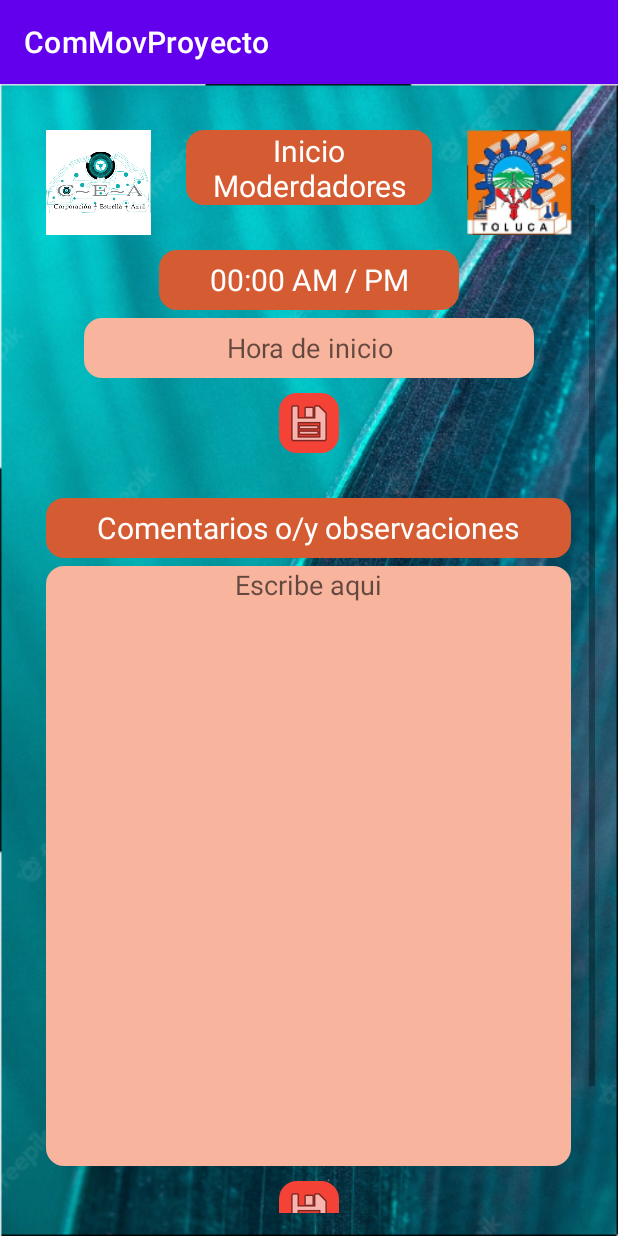
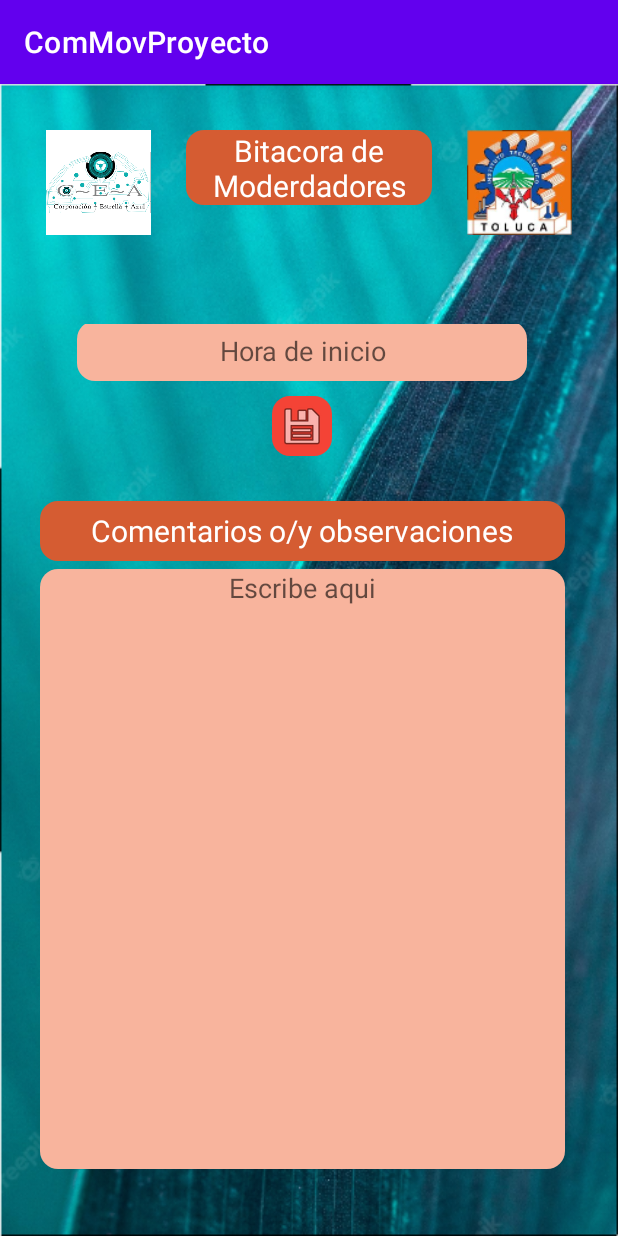
Before and after one commit to edwin-wq/ComMovProyecto, an Android app: the ModeradoresBitacoraActivity screen opened directly, with no data from a screen before it, on a phone screen of 412 x 824 dp. Run offline under Robolectric (Android 15) with nearby library versions, the phone set to English and light mode, and no system bars.

```diff
--- a/app/src/main/java/com/example/commovproyecto/ConsultarModeradoresActivity.java
+++ b/app/src/main/java/com/example/commovproyecto/ConsultarModeradoresActivity.java
@@ -21,6 +21,10 @@ public class ConsultarModeradoresActivity extends AppCompatActivity implements V
 
     }
 
+
+
+
+
     @Override
     public void onClick(View view) {
         switch (view.getId()){
--- a/app/src/main/java/com/example/commovproyecto/MainActivity.java
+++ b/app/src/main/java/com/example/commovproyecto/MainActivity.java
@@ -46,7 +46,7 @@ public class MainActivity extends AppCompatActivity implements View.OnClickListe
                 }
                 break;
             case R.id.buttonIniciarModeradores:
-                startActivity(new Intent(MainActivity.this, AltasModeradoresActivity.class));
+                startActivity(new Intent(MainActivity.this, LoginModeradoresActivity.class));
                 finish();
                 //startActivity(new Intent(MainActivity.this, MnModeradoresActivity.class));
 
--- a/app/src/main/res/layout/activity_consultar_moderadores.xml
+++ b/app/src/main/res/layout/activity_consultar_moderadores.xml
@@ -80,5 +80,5 @@
         app:layout_constraintHorizontal_bias="0.498"
         app:layout_constraintStart_toStartOf="parent"
         tools:ignore="ImageContrastCheck"
-        tools:srcCompat="@android:drawable/ic_menu_revert" />
+        app:srcCompat="@android:drawable/ic_menu_revert" />
 </androidx.constraintlayout.widget.ConstraintLayout>
--- a/app/src/main/res/layout/activity_moderadores_bitacora.xml
+++ b/app/src/main/res/layout/activity_moderadores_bitacora.xml
@@ -36,7 +36,7 @@
         android:layout_marginTop="15dp"
         android:background="@drawable/text_style"
         android:gravity="center"
-        android:text="Inicio Moderdadores"
+        android:text="Bitacora de Moderdadores"
         android:textColor="@color/white"
         android:textSize="20dp"
         app:layout_constraintEnd_toStartOf="@+id/imageViewlogtec"
@@ -45,11 +45,17 @@
 
     <ScrollView
         android:id="@+id/scrollView3"
-        android:layout_width="match_parent"
-        android:layout_height="wrap_content"
+        android:layout_width="483dp"
+        android:layout_height="563dp"
+        android:layout_marginTop="100dp"
+        android:layout_marginBottom="32dp"
+        app:layout_constraintBottom_toBottomOf="parent"
+        app:layout_constraintEnd_toEndOf="parent"
+        app:layout_constraintHorizontal_bias="0.551"
+        app:layout_constraintStart_toStartOf="parent"
         app:layout_constraintTop_toBottomOf="@+id/textView11"
-        tools:ignore="MissingConstraints"
-        tools:layout_editor_absoluteX="15dp">
+        app:layout_constraintVertical_bias="0.887"
+        tools:ignore="MissingConstraints">
 
         <LinearLayout
             android:layout_width="match_parent"
@@ -169,18 +175,26 @@
                 android:layout_marginTop="5dp"
                 android:background="@drawable/caja_text_style"
                 android:gravity="center"
-                android:hint="@string/nombreM"
+                android:hint="@string/horaFin"
                 android:inputType="textPersonName"
                 app:layout_constraintEnd_toEndOf="parent"
                 app:layout_constraintStart_toStartOf="parent"
                 app:layout_constraintTop_toBottomOf="@+id/textView4"
                 tools:ignore="TouchTargetSizeCheck" />
 
+
+            <LinearLayout
+                android:layout_width="match_parent"
+                android:layout_height="wrap_content"
+                android:layout_marginTop="40dp"
+                android:gravity="center"
+                android:orientation="horizontal">
+
                 <ImageButton
                     android:id="@+id/imageButtonG3"
                     android:layout_width="40dp"
                     android:layout_height="40dp"
-                android:layout_marginTop="10dp"
+                    android:layout_marginEnd="200dp"
                     android:background="@drawable/btn_style"
                     android:contentDescription="@string/Guardar"
                     app:layout_constraintEnd_toEndOf="parent"
@@ -189,25 +203,22 @@
                     app:srcCompat="@android:drawable/ic_menu_save"
                     tools:ignore="TouchTargetSizeCheck" />
 
-
-
                 <ImageButton
                     android:id="@+id/imageButtonRegresar"
                     android:layout_width="40dp"
                     android:layout_height="40dp"
-                android:layout_marginTop="30dp"
-                android:layout_gravity="right"
-                android:layout_marginEnd="50dp"
                     android:background="@drawable/btn_style"
                     android:contentDescription="@string/Regresar"
                     app:srcCompat="@android:drawable/ic_menu_revert"
                     tools:ignore="TouchTargetSizeCheck"
                     tools:layout_editor_absoluteX="416dp"
                     tools:layout_editor_absoluteY="982dp" />
+
+
+            </LinearLayout>
         </LinearLayout>
 
     </ScrollView>
 
 
-
 </androidx.constraintlayout.widget.ConstraintLayout>
--- a/app/src/main/res/values/strings.xml
+++ b/app/src/main/res/values/strings.xml
@@ -20,6 +20,7 @@
     <string name="buscarM">Nombre del moderador a buscar</string>
     <string name="ConfPswM">Confirmar contraseña</string>
     <string name="horaInicio">Hora de inicio</string>
+    <string name="horaFin">Hora de Fin</string>
     <string name="comentario">Escribe aqui</string>
     <string name="correoRemp">Correo del moderador que remplaza</string>
     <string name="Guardar">Guardar</string>
```
Also changed, not shown: app/src/main/java/com/example/commovproyecto/MnModeradoresActivity.java (+8 -0 lines), app/src/main/java/com/example/commovproyecto/entidades/ModeradoresClass.java (added, +105 -0 lines). Lines whose indentation alone changed are shown as unchanged.
